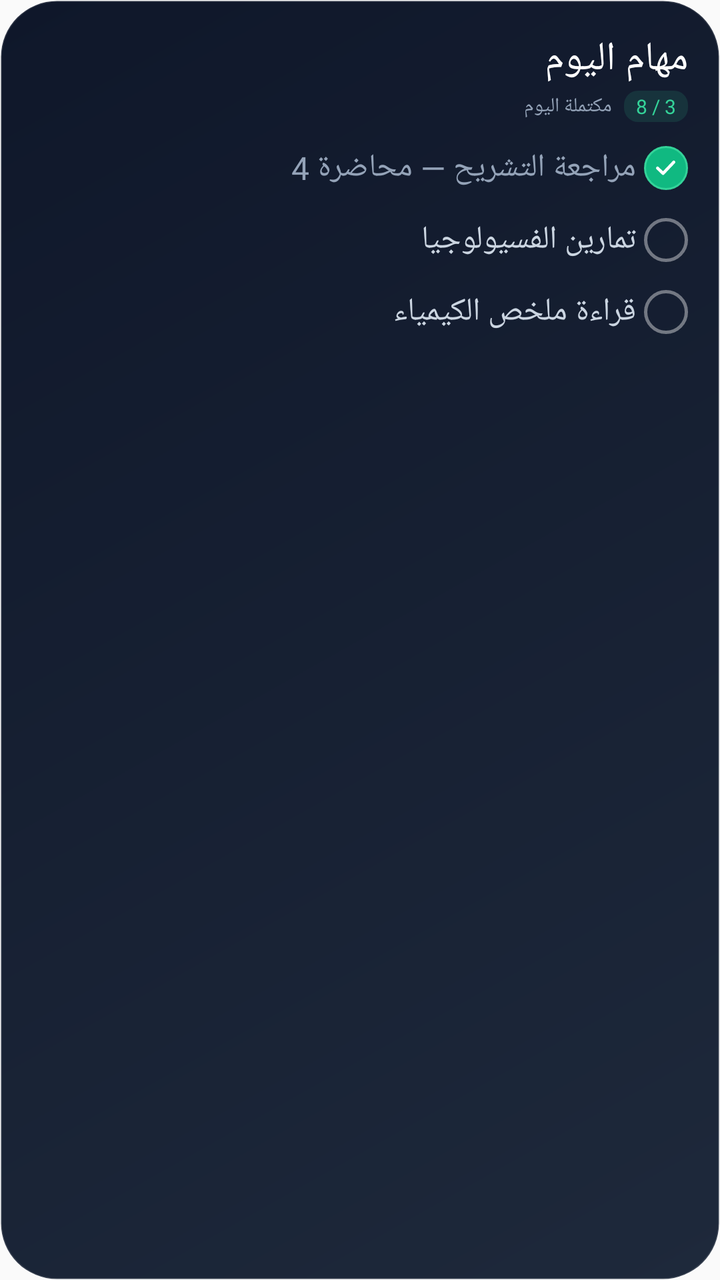
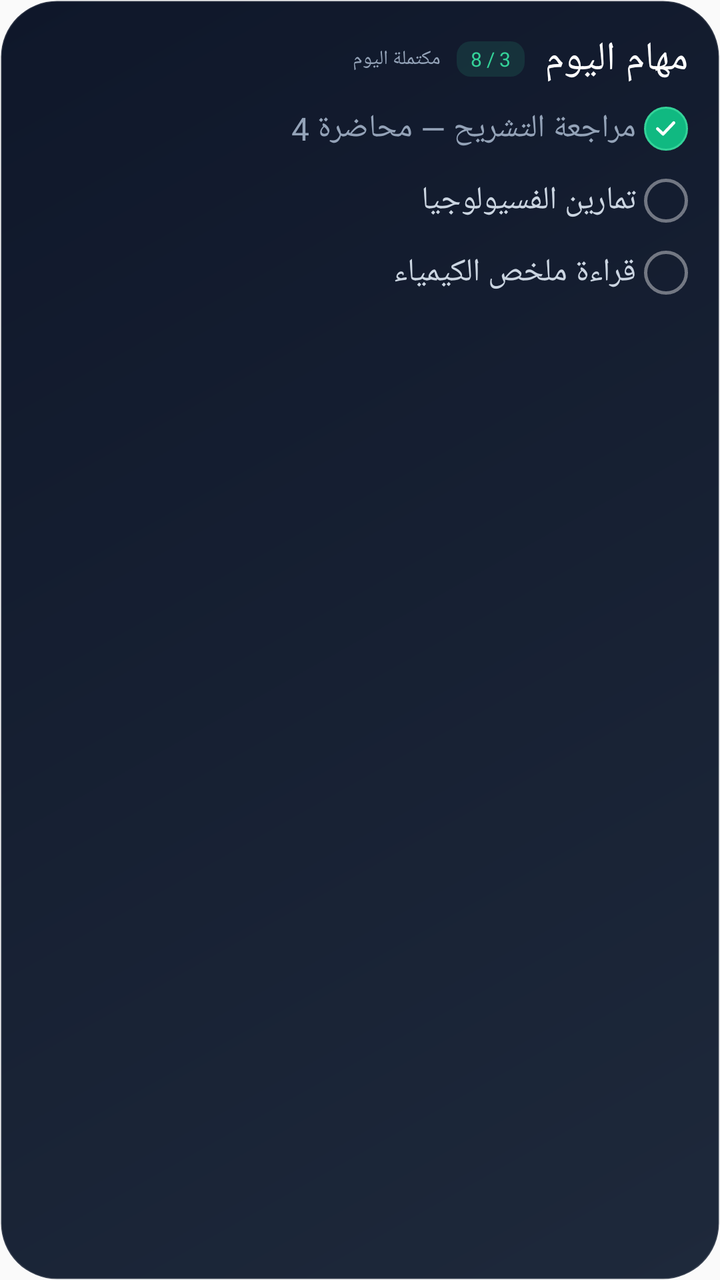

Screens rendered from an Android XML layout before and after an edit, with the pre-edit source and the edit as a unified diff.
<!-- AndroidManifest.xml: application theme AppTheme -->
<!-- res/layout/widget_today_tasks_preview.xml -->
<?xml version="1.0" encoding="utf-8"?>
<LinearLayout xmlns:android="http://schemas.android.com/apk/res/android"
    android:layout_width="match_parent"
    android:layout_height="match_parent"
    android:layoutDirection="rtl"
    android:background="@drawable/widget_bg_tasks"
    android:orientation="vertical"
    android:padding="16dp">

    <TextView
        android:layout_width="match_parent"
        android:layout_height="wrap_content"
        android:fontFamily="@font/tajawal_extrabold"
        android:maxLines="1"
        android:text="@string/widget_today_tasks_label"
        android:textColor="#FFFFFFFF"
        android:textSize="20sp" />

    <LinearLayout
        android:layout_width="match_parent"
        android:layout_height="wrap_content"
        android:layout_marginTop="2dp"
        android:gravity="center_vertical"
        android:orientation="horizontal">

        <TextView
            android:layout_width="wrap_content"
            android:layout_height="wrap_content"
            android:background="@drawable/widget_preview_pill_green"
            android:fontFamily="@font/tajawal_bold"
            android:paddingStart="6dp"
            android:paddingTop="1dp"
            android:paddingEnd="6dp"
            android:paddingBottom="1dp"
            android:text="@string/widget_today_tasks_preview_count"
            android:textColor="#FF34D399"
            android:textSize="10sp" />

        <TextView
            android:layout_width="wrap_content"
            android:layout_height="wrap_content"
            android:layout_marginStart="6dp"
            android:fontFamily="@font/tajawal_regular"
            android:text="مكتملة اليوم"
            android:textColor="#FF94A3B8"
            android:textSize="10sp" />
    </LinearLayout>

    <LinearLayout
        android:layout_width="match_parent"
        android:layout_height="30dp"
        android:layout_marginTop="8dp"
        android:gravity="center_vertical"
        android:orientation="horizontal">
        <FrameLayout
            android:layout_width="22dp"
            android:layout_height="22dp"
            android:layout_marginEnd="4dp"
            android:background="@drawable/widget_circle_done">
            <ImageView
                android:layout_width="13dp"
                android:layout_height="13dp"
                android:layout_gravity="center"
                android:contentDescription="@null"
                android:src="@drawable/widget_ic_check"
                android:tint="#FFFFFFFF" />
        </FrameLayout>
        <TextView
            android:layout_width="0dp"
            android:layout_height="wrap_content"
            android:layout_weight="1"
            android:fontFamily="@font/tajawal_regular"
            android:maxLines="1"
            android:text="@string/widget_today_tasks_preview_task_done"
            android:textColor="#FF94A3B8"
            android:textSize="16sp" />
    </LinearLayout>

    <LinearLayout
        android:layout_width="match_parent"
        android:layout_height="30dp"
        android:layout_marginTop="6dp"
        android:gravity="center_vertical"
        android:orientation="horizontal">
        <ImageView
            android:layout_width="22dp"
            android:layout_height="22dp"
            android:layout_marginEnd="4dp"
            android:background="@drawable/widget_circle_empty" />
        <TextView
            android:layout_width="0dp"
            android:layout_height="wrap_content"
            android:layout_weight="1"
            android:fontFamily="@font/tajawal_bold"
            android:maxLines="1"
            android:text="@string/widget_today_tasks_preview_task_open"
            android:textColor="#FFCBD5E1"
            android:textSize="16sp" />
    </LinearLayout>

    <LinearLayout
        android:layout_width="match_parent"
        android:layout_height="30dp"
        android:layout_marginTop="6dp"
        android:gravity="center_vertical"
        android:orientation="horizontal">
        <ImageView
            android:layout_width="22dp"
            android:layout_height="22dp"
            android:layout_marginEnd="4dp"
            android:background="@drawable/widget_circle_empty" />
        <TextView
            android:layout_width="0dp"
            android:layout_height="wrap_content"
            android:layout_weight="1"
            android:fontFamily="@font/tajawal_bold"
            android:maxLines="1"
            android:text="@string/widget_today_tasks_preview_task_open2"
            android:textColor="#FFCBD5E1"
            android:textSize="16sp" />
    </LinearLayout>
</LinearLayout>
<!-- resources referenced by this layout -->
<resources>
  <!-- drawable widget_bg_tasks (drawable) -->
  <?xml version="1.0" encoding="utf-8"?>
  <shape xmlns:android="http://schemas.android.com/apk/res/android"
      android:shape="rectangle">
      <gradient
          android:angle="135"
          android:endColor="#FF0F172A"
          android:startColor="#FF1E293B"
          android:type="linear" />
      <corners android:radius="28dp" />
      <stroke
          android:width="1dp"
          android:color="#1FFFFFFF" />
  </shape>
  <!-- drawable widget_circle_done (drawable) -->
  <?xml version="1.0" encoding="utf-8"?>
  <shape xmlns:android="http://schemas.android.com/apk/res/android"
      android:shape="oval">
      <solid android:color="#FF10B981" />
      <stroke
          android:width="1dp"
          android:color="#FF34D399" />
  </shape>
  <!-- drawable widget_circle_empty (drawable) -->
  <?xml version="1.0" encoding="utf-8"?>
  <shape xmlns:android="http://schemas.android.com/apk/res/android"
      android:shape="oval">
      <stroke
          android:width="1.5dp"
          android:color="#66FFFFFF" />
  </shape>
  <!-- drawable widget_ic_check (drawable) -->
  <?xml version="1.0" encoding="utf-8"?>
  <vector xmlns:android="http://schemas.android.com/apk/res/android"
      android:width="24dp"
      android:height="24dp"
      android:viewportWidth="24"
      android:viewportHeight="24">
      <path
          android:name="check"
          android:pathData="M4.5,12.4 L9.6,17.3 L19.5,6.9"
          android:strokeColor="#FFFFFFFF"
          android:strokeWidth="2.8"
          android:strokeLineCap="round"
          android:strokeLineJoin="round"
          android:trimPathStart="0"
          android:trimPathEnd="1" />
  </vector>
  <!-- drawable widget_preview_pill_green (drawable) -->
  <?xml version="1.0" encoding="utf-8"?>
  <shape xmlns:android="http://schemas.android.com/apk/res/android" android:shape="rectangle">
      <solid android:color="#1F34D399" />
      <corners android:radius="7dp" />
  </shape>
  <string name="widget_today_tasks_label">مهام اليوم</string>
  <string name="widget_today_tasks_preview_count">3 / 8</string>
  <string name="widget_today_tasks_preview_task_done">مراجعة التشريح — محاضرة 4</string>
  <string name="widget_today_tasks_preview_task_open">تمارين الفسيولوجيا</string>
  <string name="widget_today_tasks_preview_task_open2">قراءة ملخص الكيمياء</string>
  <style name="AppTheme" parent="Theme.AppCompat.Light.DarkActionBar">
          
          <item name="colorPrimary">@color/colorPrimary</item>
          <item name="colorPrimaryDark">@color/colorPrimaryDark</item>
          <item name="colorAccent">@color/colorAccent</item>
      </style>
</resources>

<!-- the commit's change to res/layout/widget_today_tasks_preview.xml (unified diff, before → after) -->
@@ -7,31 +7,31 @@
     android:orientation="vertical"
     android:padding="16dp">
 
-    <TextView
-        android:layout_width="match_parent"
-        android:layout_height="wrap_content"
-        android:fontFamily="@font/tajawal_extrabold"
-        android:maxLines="1"
-        android:text="@string/widget_today_tasks_label"
-        android:textColor="#FFFFFFFF"
-        android:textSize="20sp" />
-
     <LinearLayout
         android:layout_width="match_parent"
         android:layout_height="wrap_content"
-        android:layout_marginTop="2dp"
         android:gravity="center_vertical"
         android:orientation="horizontal">
 
         <TextView
             android:layout_width="wrap_content"
             android:layout_height="wrap_content"
+            android:fontFamily="@font/tajawal_extrabold"
+            android:maxLines="1"
+            android:text="@string/widget_today_tasks_label"
+            android:textColor="#FFFFFFFF"
+            android:textSize="20sp" />
+
+        <TextView
+            android:layout_width="wrap_content"
+            android:layout_height="wrap_content"
+            android:layout_marginStart="10dp"
             android:background="@drawable/widget_preview_pill_green"
             android:fontFamily="@font/tajawal_bold"
-            android:paddingStart="6dp"
-            android:paddingTop="1dp"
-            android:paddingEnd="6dp"
-            android:paddingBottom="1dp"
+            android:paddingStart="7dp"
+            android:paddingTop="2dp"
+            android:paddingEnd="7dp"
+            android:paddingBottom="2dp"
             android:text="@string/widget_today_tasks_preview_count"
             android:textColor="#FF34D399"
             android:textSize="10sp" />
@@ -39,8 +39,9 @@
         <TextView
             android:layout_width="wrap_content"
             android:layout_height="wrap_content"
-            android:layout_marginStart="6dp"
+            android:layout_marginStart="8dp"
             android:fontFamily="@font/tajawal_regular"
+            android:maxLines="1"
             android:text="مكتملة اليوم"
             android:textColor="#FF94A3B8"
             android:textSize="10sp" />
@@ -49,7 +50,7 @@
     <LinearLayout
         android:layout_width="match_parent"
         android:layout_height="30dp"
-        android:layout_marginTop="8dp"
+        android:layout_marginTop="6dp"
         android:gravity="center_vertical"
         android:orientation="horizontal">
         <FrameLayout
